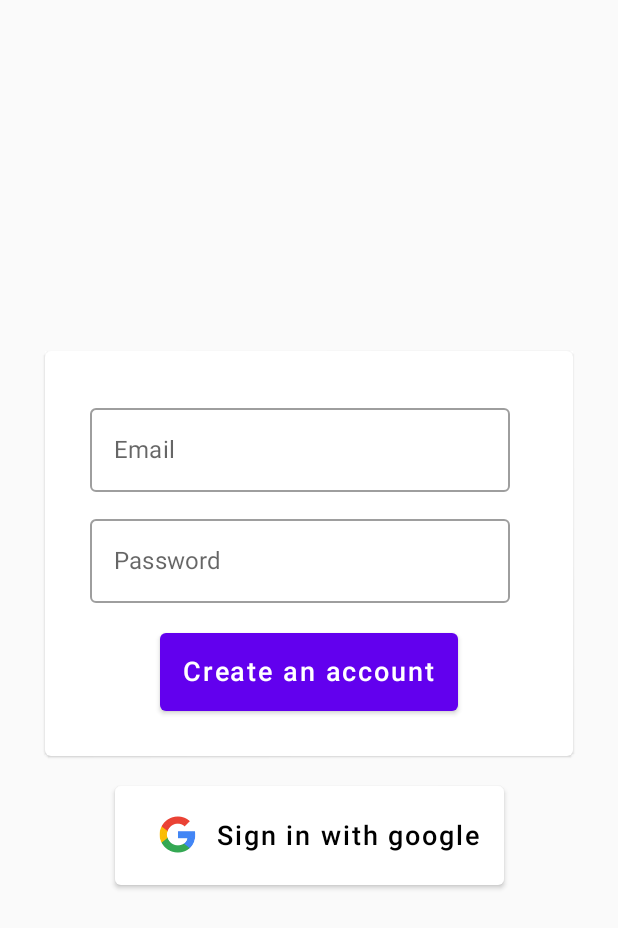
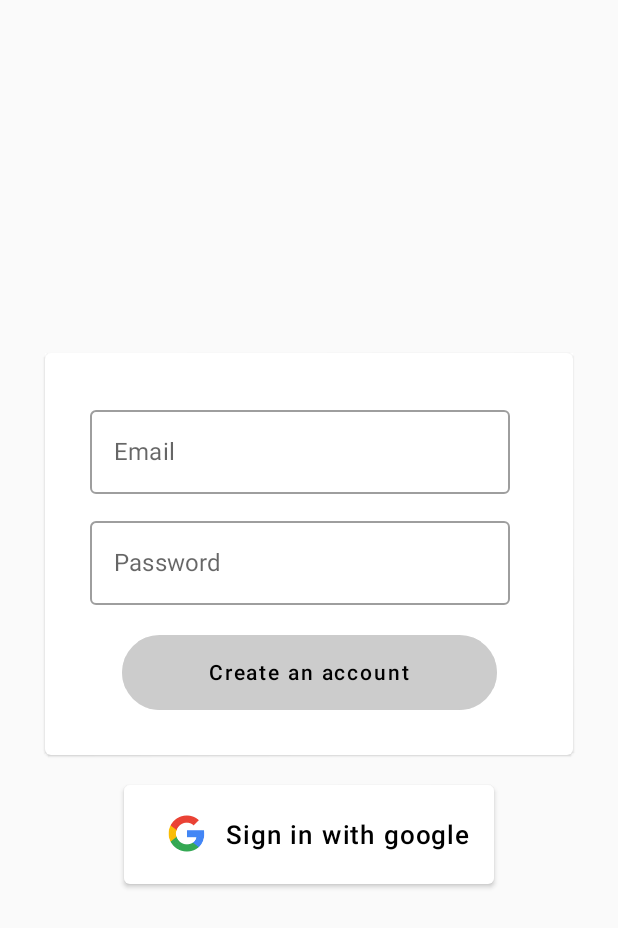
Before and after one commit to dawns-auto-bot/Seekers, an Android app built with Jetpack Compose: the screen it shows after launch (MainActivity), on a phone screen of 412 x 824 dp. Shown: the top 928 px of the screen. Run offline under Robolectric (Android 15) with nearby library versions, the phone set to English and light mode, and no system bars; our stand-ins replace Firebase (no records; nobody signed in at launch, a user with empty details on screens opened directly), livedata-compose; libraries missing offline, so code that uses them is left out: io.github.g0dkar.qrcode.

```diff
--- a/app/src/main/java/com/example/seekers/MainActivity.kt
+++ b/app/src/main/java/com/example/seekers/MainActivity.kt
@@ -63,7 +63,10 @@ import androidx.compose.ui.text.input.TextFieldValue
 import com.google.android.gms.auth.api.signin.GoogleSignInOptions
 import androidx.compose.foundation.Image
 import androidx.compose.foundation.background
+import androidx.compose.foundation.shape.RoundedCornerShape
+import androidx.compose.ui.draw.clip
 import androidx.compose.ui.unit.sp
+import com.example.seekers.general.CustomButton
 
 class MainActivity : ComponentActivity() {
 
@@ -239,18 +242,15 @@ fun MainScreen(navController: NavController) {
                             .build()
                     val googleSignInClient = GoogleSignIn.getClient(context, gso)
                     launcher.launch(googleSignInClient.signInIntent)
-                }, colors = ButtonDefaults.buttonColors(
-                    backgroundColor = Color.White,
-
-                    )
+                },
+                colors = ButtonDefaults.buttonColors(Color.White)
             ) {
                 Image(
                     painter = painterResource(id = R.drawable.google_logo),
                     contentDescription = "Google logo"
                 )
-
                 Text(
-                    "Sign in with google", fontSize = 18.sp
+                    "Sign in with google", fontSize = 17.sp
                 )
             }
 
@@ -318,7 +318,7 @@ fun CreateUserForm(
             )
             Spacer(modifier = Modifier.height(20.dp))
             Row(horizontalArrangement = Arrangement.Center, modifier=Modifier.fillMaxWidth()){
-                Button(onClick = {
+                CustomButton(onClick = {
                 if (email.text == "" || password.text == "") {
                     scope.launch {
                         snackBarHostState.showSnackbar(
@@ -337,12 +337,9 @@ fun CreateUserForm(
                             navController.navigate(NavRoutes.StartGame.route)
                         }
                 }
-            }, contentPadding = PaddingValues(15.dp)
+            }
+                    , text = "Create an account"
             )
-            {
-                Text(text = "Create an account", fontSize = 18.sp)
-
-            }
         }}
     }
 }
```
